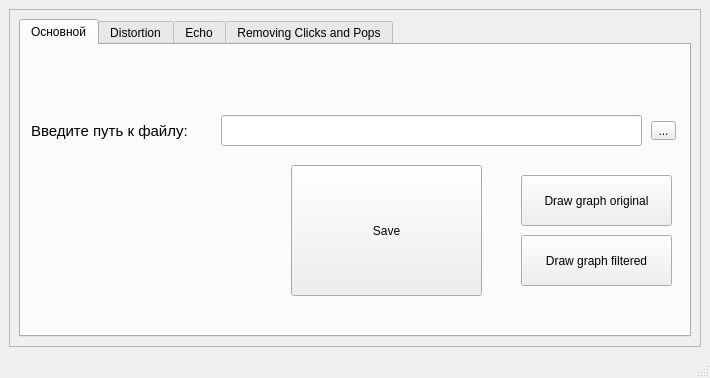
This is ui/mainForm.ui in Andrew-Garanin/AudioDigitalFiltering as Qt 5 draws it before an edit. The edited form follows.
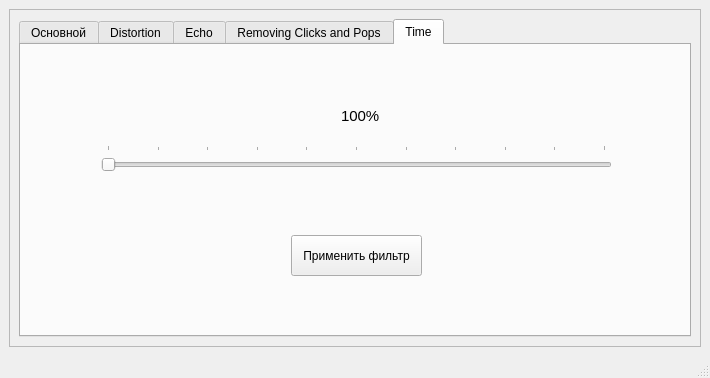
This is the edited form. The open tabs and pages were chosen to show the change.

Commit message: added page for time and manage  a link to all comp

```diff
--- a/ui/mainForm.ui
+++ b/ui/mainForm.ui
@@ -24,7 +24,7 @@
        <enum>QFrame::Raised</enum>
       </property>
       <layout class="QGridLayout" name="gridLayout">
-       <item row="0" column="1">
+       <item row="0" column="0">
         <widget class="QTabWidget" name="tabWidget">
          <property name="currentIndex">
           <number>3</number>
@@ -647,6 +647,70 @@
            </property>
           </widget>
          </widget>
+         <widget class="QWidget" name="tab_5">
+          <attribute name="title">
+           <string>Time</string>
+          </attribute>
+          <widget class="QSlider" name="timeSlider">
+           <property name="geometry">
+            <rect>
+             <x>80</x>
+             <y>100</y>
+             <width>511</width>
+             <height>31</height>
+            </rect>
+           </property>
+           <property name="maximum">
+            <number>300</number>
+           </property>
+           <property name="singleStep">
+            <number>1</number>
+           </property>
+           <property name="pageStep">
+            <number>30</number>
+           </property>
+           <property name="orientation">
+            <enum>Qt::Horizontal</enum>
+           </property>
+           <property name="tickPosition">
+            <enum>QSlider::TicksAbove</enum>
+           </property>
+          </widget>
+          <widget class="QPushButton" name="buttonFilterTime">
+           <property name="geometry">
+            <rect>
+             <x>270</x>
+             <y>190</y>
+             <width>131</width>
+             <height>41</height>
+            </rect>
+           </property>
+           <property name="text">
+            <string>Применить фильтр</string>
+           </property>
+          </widget>
+          <widget class="QLabel" name="timeLabelValue">
+           <property name="geometry">
+            <rect>
+             <x>320</x>
+             <y>60</y>
+             <width>71</width>
+             <height>21</height>
+            </rect>
+           </property>
+           <property name="font">
+            <font>
+             <pointsize>11</pointsize>
+            </font>
+           </property>
+           <property name="text">
+            <string>100%</string>
+           </property>
+           <property name="textFormat">
+            <enum>Qt::AutoText</enum>
+           </property>
+          </widget>
+         </widget>
         </widget>
        </item>
       </layout>
```
Left out of the diff: 2 changed lines with no effect on the pictures. The commit also changes 2 other files.
